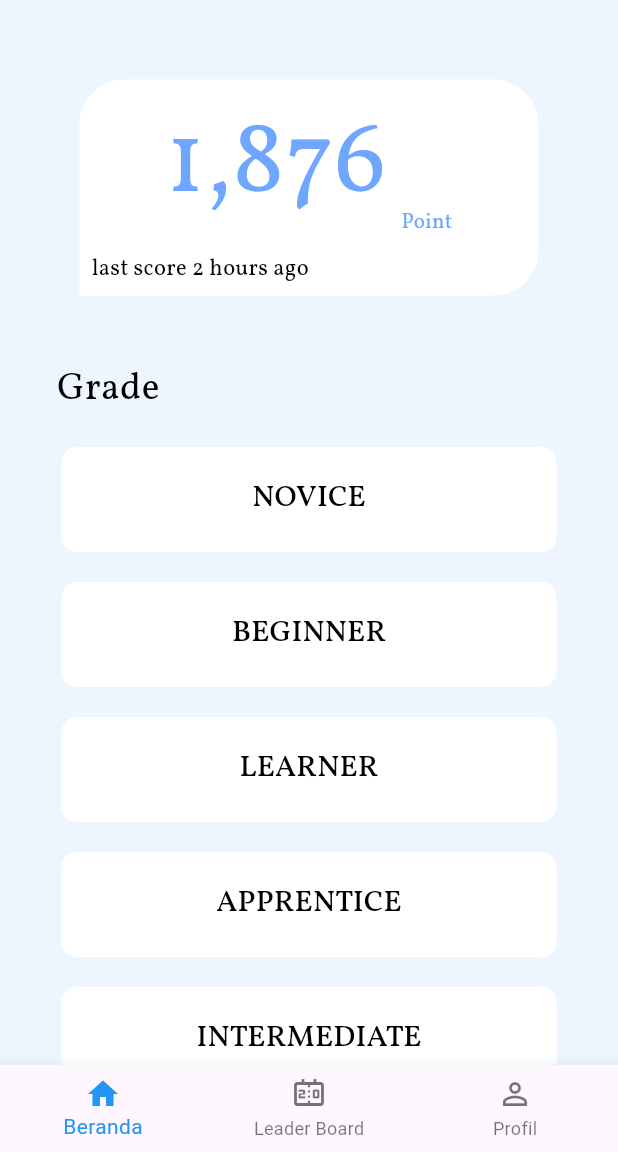
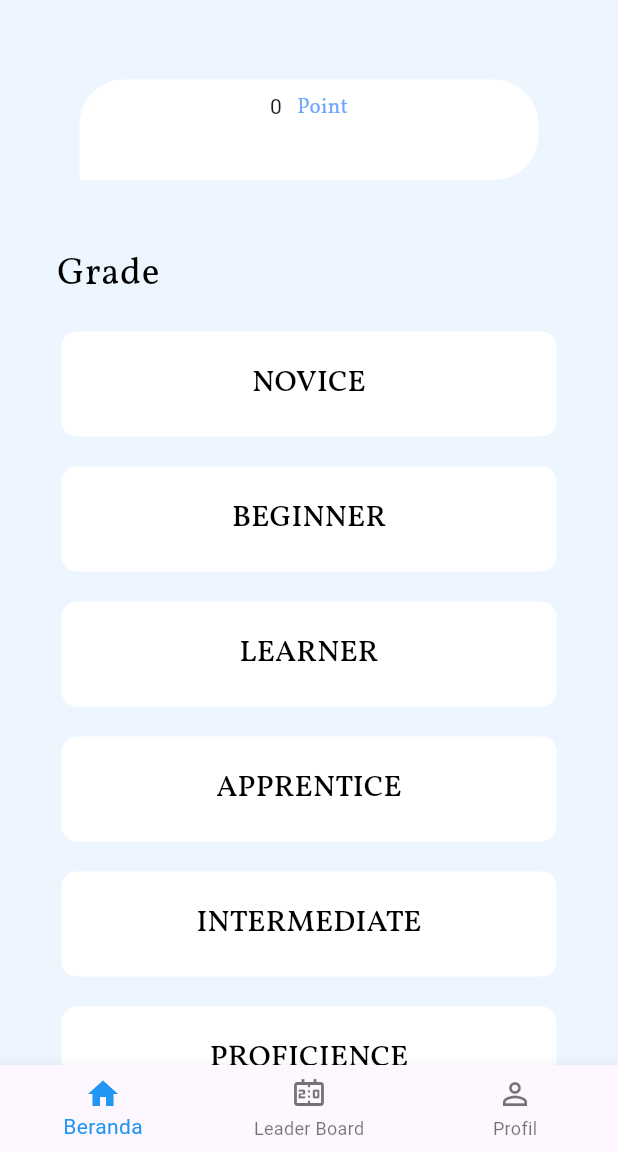
Before and after one commit to AGhafurr/MathLadder, a Flutter app: the ProfilePage screen opened directly, after a tap on "Edit Profil", on a phone screen of 412 x 824 dp, the part 84-1236 px from its top. Run offline on Flutter 3.47's test engine with Material 3 defaults, Android fonts, the phone set to English and light mode, and no system bars; our stand-ins replace dio, get, socket_io_client; network calls fail.

Commit message:
gatau apa yang saya ubah

```diff
--- a/lib/features/Profile/profile_screen.dart
+++ b/lib/features/Profile/profile_screen.dart
@@ -1,6 +1,7 @@
 import 'package:flutter/material.dart';
-import 'package:provider/provider.dart';
-import '../../../providers/auth_provider.dart';
+import 'package:get/get.dart';
+
+import '../../controllers/auth_controller.dart';
 import '../home/navbar.dart';
 
 class ProfilePage extends StatefulWidget {
@@ -11,9 +12,10 @@ class ProfilePage extends StatefulWidget {
 }
 
 class _ProfilePageState extends State<ProfilePage> {
+  final authController = Get.put(AuthController());
+
   @override
   Widget build(BuildContext context) {
-    return Consumer<AuthProvider>(builder: (context, authProvider, child) {
     return Scaffold(
       appBar: AppBar(
         centerTitle: true,
@@ -55,8 +57,7 @@ class _ProfilePageState extends State<ProfilePage> {
                   Container(
                     decoration: BoxDecoration(
                       borderRadius: BorderRadius.circular(8),
-                        color:
-                            Colors.white, // Ganti dengan warna yang diinginkan
+                      color: Colors.white, // Ganti dengan warna yang diinginkan
                     ),
                     child: IconButton(
                       icon: const Icon(
@@ -65,7 +66,7 @@ class _ProfilePageState extends State<ProfilePage> {
                       ),
                       iconSize: 36,
                       onPressed: () {
-                          authProvider.signOut();
+                        authController.signOut();
                       },
                       color: Colors.black,
                     ),
@@ -77,24 +78,28 @@ class _ProfilePageState extends State<ProfilePage> {
                 backgroundImage: AssetImage('assets/images/profile.png'),
               ),
               const SizedBox(height: 20),
-                const Text(
-                  "IVAN ALLY RAMADHAN",
+              Obx(() {
+                return Text(
+                  '${authController.user['username']}',
                   textAlign: TextAlign.left,
-                  style: TextStyle(
+                  style: const TextStyle(
                     fontSize: 25,
                     fontFamily: 'Vollkorn',
                     fontWeight: FontWeight.bold,
                   ),
-                ),
+                );
+              }),
               const SizedBox(height: 15),
-                const Text(
-                  "E-mail : ivan@gmail.com",
+              Obx(() {
+                return Text(
+                  '${authController.user['email']}',
                   textAlign: TextAlign.left,
-                  style: TextStyle(
+                  style: const TextStyle(
                     fontSize: 15,
                     fontFamily: 'Vollkorn',
                   ),
-                ),
+                );
+              }),
               const SizedBox(height: 40),
               TextButton(
                 onPressed: () {
@@ -140,6 +145,5 @@ class _ProfilePageState extends State<ProfilePage> {
         ),
       ),
     );
-    });
   }
 }
--- a/lib/features/boarding/boarding_screen.dart
+++ b/lib/features/boarding/boarding_screen.dart
@@ -3,7 +3,7 @@ import 'package:flutter/material.dart';
 import '../../widgets/boarding_content.dart';
 import '../auth/sign_in/sign_in_screen.dart';
 
-final List<Widget> _pages = [
+final List _pages = <Widget>[
   const BoardingContent(
     imagePath: "assets/images/boarding1.png",
     title: "ArithmoQues",
--- a/lib/features/home/home_screen.dart
+++ b/lib/features/home/home_screen.dart
@@ -1,13 +1,43 @@
-// ignore: avoid_web_libraries_in_flutter
+import 'package:flutter/material.dart';
+import 'package:get/get.dart';
 
-import 'package:flutter/material.dart';
-import 'package:provider/provider.dart';
-import '../../providers/auth_provider.dart';
+import '../../controllers/auth_controller.dart';
 import '../../features/gamePage/game_page.dart';
 import '../gamePage/winner_page.dart';
 
-class HomeScreen extends StatelessWidget {
-  const HomeScreen({Key? key}) : super(key: key);
+class HomeScreen extends StatefulWidget {
+  const HomeScreen({super.key});
+
+  @override
+  State<HomeScreen> createState() => _HomeScreenState();
+}
+
+class _HomeScreenState extends State<HomeScreen> {
+  final authController = Get.put(AuthController());
+
+  String formatTimeDifference(String rawDate) {
+    DateTime dateTime = DateTime.parse(rawDate);
+    DateTime now = DateTime.now();
+
+    Duration difference = now.difference(dateTime);
+
+    if (difference.inDays >= 365) {
+      int years = (difference.inDays / 365).floor();
+      return '$years ${years == 1 ? 'year' : 'years'} ago';
+    } else if (difference.inDays >= 30) {
+      int months = (difference.inDays / 30).floor();
+      return '$months ${months == 1 ? 'month' : 'months'} ago';
+    } else if (difference.inDays >= 7) {
+      int weeks = (difference.inDays / 7).floor();
+      return '$weeks ${weeks == 1 ? 'week' : 'weeks'} ago';
+    } else if (difference.inHours >= 1) {
+      return '${difference.inHours} ${difference.inHours == 1 ? 'hour' : 'hours'} ago';
+    } else if (difference.inMinutes >= 1) {
+      return '${difference.inMinutes} ${difference.inMinutes == 1 ? 'minute' : 'minutes'} ago';
+    } else {
+      return 'just now';
+    }
+  }
 
   Widget _buildCustomButton(BuildContext context, text, Widget page) {
     return SizedBox(
@@ -51,7 +81,6 @@ class HomeScreen extends StatelessWidget {
 
   @override
   Widget build(BuildContext context) {
-    return Consumer<AuthProvider>(builder: (context, authProvider, child) {
     return Scaffold(
       appBar: AppBar(
         centerTitle: true,
@@ -101,7 +130,7 @@ class HomeScreen extends StatelessWidget {
                           bottomRight: Radius.circular(30),
                         ),
                       ),
-                        child: const Padding(
+                      child: Padding(
                         padding: EdgeInsets.all(8.0),
                         child: Column(
                           mainAxisAlignment: MainAxisAlignment.center,
@@ -111,14 +140,18 @@ class HomeScreen extends StatelessWidget {
                               mainAxisAlignment: MainAxisAlignment.center,
                               crossAxisAlignment: CrossAxisAlignment.end,
                               children: [
-                                  Text(
-                                    "1,876",
+                                Obx(() {
+                                  return authController.user['id'] == null
+                                      ? Text('0')
+                                      : Text(
+                                          '${authController.user['points']['point']}',
                                           style: TextStyle(
                                             color: Color(0xff6FA6FF),
                                             fontSize: 68,
                                             fontFamily: 'Vollkorn',
                                           ),
-                                  ),
+                                        );
+                                }),
                                 SizedBox(width: 10),
                                 Text(
                                   "Point",
@@ -134,14 +167,18 @@ class HomeScreen extends StatelessWidget {
                             Row(
                               crossAxisAlignment: CrossAxisAlignment.start,
                               children: [
-                                  Text(
-                                    "last score 2 hours ago",
+                                Obx(() {
+                                  return authController.user['id'] == null
+                                      ? const Text('')
+                                      : Text(
+                                          '${formatTimeDifference(authController.user['points']['created_at'])}',
                                           style: TextStyle(
                                             color: Colors.black,
                                             fontSize: 15,
                                             fontFamily: 'Vollkorn',
                                           ),
-                                  ),
+                                        );
+                                }),
                               ],
                             ),
                           ],
@@ -172,8 +209,7 @@ class HomeScreen extends StatelessWidget {
                       _buildCustomButton(
                           context, "BEGINNER", const WinnerPage()),
                       const SizedBox(height: 20),
-                        _buildCustomButton(
-                            context, "LEARNER", const GamePage()),
+                      _buildCustomButton(context, "LEARNER", const GamePage()),
                       const SizedBox(height: 20),
                       _buildCustomButton(
                           context, "APPRENTICE", const GamePage()),
@@ -184,15 +220,13 @@ class HomeScreen extends StatelessWidget {
                       _buildCustomButton(
                           context, "PROFICIENCE", const GamePage()),
                       const SizedBox(height: 20),
-                        _buildCustomButton(
-                            context, "ADVANCED", const GamePage()),
+                      _buildCustomButton(context, "ADVANCED", const GamePage()),
                       const SizedBox(height: 20),
                       _buildCustomButton(context, "EXPERT", const GamePage()),
                       const SizedBox(height: 20),
                       _buildCustomButton(context, "MASTER", const GamePage()),
                       const SizedBox(height: 20),
-                        _buildCustomButton(
-                            context, "VIRTUOS", const GamePage()),
+                      _buildCustomButton(context, "VIRTUOS", const GamePage()),
                       const SizedBox(height: 20),
                     ],
                   ),
@@ -203,6 +237,5 @@ class HomeScreen extends StatelessWidget {
         ),
       ),
     );
-    });
   }
 }
--- a/lib/widgets/boarding_content.dart
+++ b/lib/widgets/boarding_content.dart
@@ -1,4 +1,5 @@
 import 'package:flutter/material.dart';
+
 import '../features/auth/sign_in/sign_in_screen.dart';
 
 class BoardingContent extends StatelessWidget {
--- a/pubspec.yaml
+++ b/pubspec.yaml
@@ -34,9 +34,9 @@ dependencies:
   # The following adds the Cupertino Icons font to your application.
   # Use with the CupertinoIcons class for iOS style icons.
   cupertino_icons: ^1.0.2
-  flutter_dotenv: ^5.1.0
-  supabase_flutter: ^2.0.2
-  provider: ^6.1.1
+  get: ^4.6.6
+  dio: ^5.4.0
+  socket_io_client: ^2.0.3+1
 
 dev_dependencies:
   flutter_test:
```
Also changed, not shown: lib/controllers/auth_controller.dart (added, +142 -0 lines), lib/features/auth/sign_in/sign_in_screen.dart (+12 -12 lines), lib/features/auth/sign_up/sign_up_screen.dart (+8 -8 lines), lib/main.dart (+12 -28 lines), lib/providers/auth_provider.dart (deleted, +0 -62 lines), pubspec.lock, 5 other files. Lines whose indentation alone changed are shown as unchanged.
